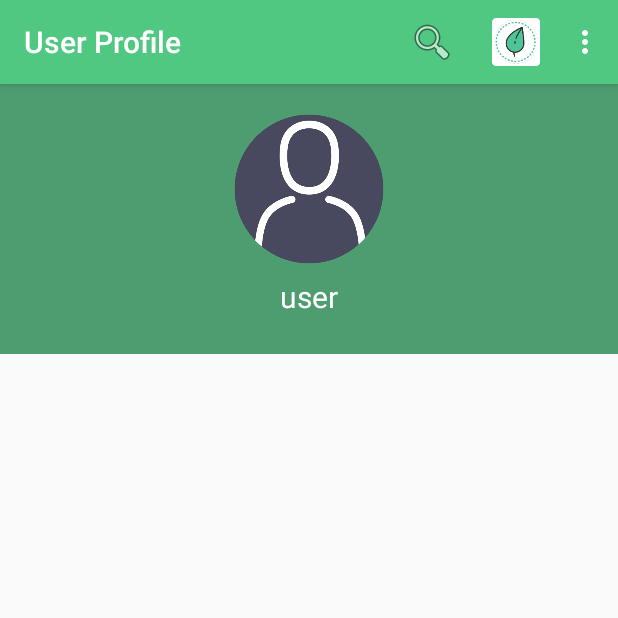
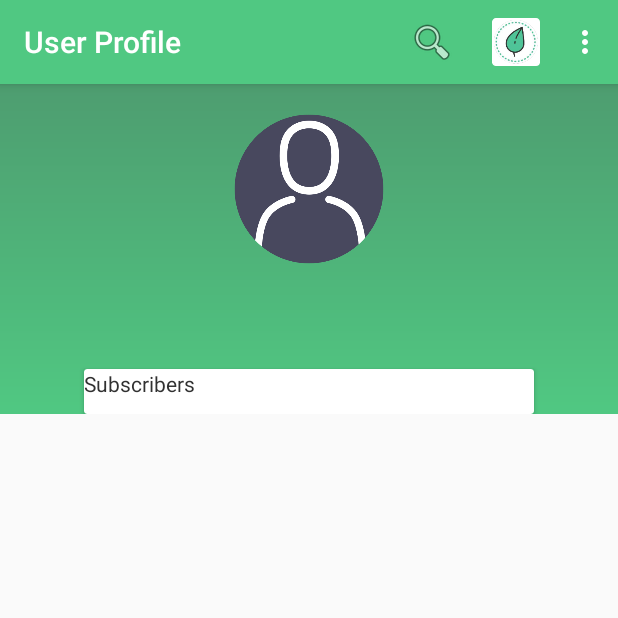
Before and after one commit to andihop/Storyboard, an Android app: the ProfileActivity screen opened directly, with no data from a screen before it, on a phone screen of 412 x 824 dp, the top half of it. Run offline under Robolectric (Android 15) with nearby library versions, the phone set to English and light mode, and no system bars; our stand-ins replace Firebase (no records; nobody signed in at launch, a user with empty details on screens opened directly).

Commit message:
Updating master

```diff
--- a/app/build.gradle
+++ b/app/build.gradle
@@ -25,6 +25,7 @@ dependencies {
     implementation 'com.android.support:appcompat-v7:26.1.0'
     implementation 'com.android.support.constraint:constraint-layout:1.1.3'
     implementation 'com.android.support:design:26.1.0'
+    implementation 'com.android.support:cardview-v7:26.1.0'
     testImplementation 'junit:junit:4.12'
     androidTestImplementation 'com.android.support.test:runner:1.0.2'
     androidTestImplementation 'com.android.support.test.espresso:espresso-core:3.0.2'
--- a/app/src/main/java/com/example/andi/storyboard/user/ProfileActivity.java
+++ b/app/src/main/java/com/example/andi/storyboard/user/ProfileActivity.java
@@ -2,6 +2,7 @@ package com.example.andi.storyboard.user;
 
 import android.os.Bundle;
 import android.support.v7.app.AppCompatActivity;
+import android.support.v7.widget.CardView;
 import android.support.v7.widget.Toolbar;
 import android.view.Menu;
 import android.view.MenuItem;
@@ -13,9 +14,9 @@ import com.google.firebase.auth.FirebaseAuth;
 
 public class ProfileActivity extends AppCompatActivity {
 
-    private TextView author_name;
     private TextView username;
     private ImageView propic;
+    private CardView infoBar;
     private FirebaseAuth auth;
 
     @Override
@@ -29,13 +30,14 @@ public class ProfileActivity extends AppCompatActivity {
         Toolbar toolbar = (Toolbar) findViewById(R.id.toolbar);
         //setSupportActionBar(toolbar);
 
-        author_name = (TextView) findViewById(R.id.author_name);
         username = (TextView) findViewById(R.id.username);
         propic = (ImageView) findViewById(R.id.profilepic);
+        infoBar = (CardView) findViewById(R.id.infoBar);
 
         //Grab the profile user name and set the text
-        author_name.setText(auth.getCurrentUser().getUid());
-
+        username.setText(auth.getCurrentUser().getDisplayName());
+        infoBar.bringToFront();
+        infoBar.requestLayout();
 /*        FirebaseUser user = FirebaseAuth.getInstance().getCurrentUser();
         if (user != null) {
             for (UserInfo profile : user.getProviderData()) {
--- /dev/null
+++ b/app/src/main/res/drawable/profile_bg_header.xml
@@ -0,0 +1,7 @@
+<?xml version="1.0" encoding="utf-8"?>
+<shape xmlns:android="http://schemas.android.com/apk/res/android">
+    <gradient
+        android:startColor="@color/colorPrimary"
+        android:endColor="@color/colorPrimaryDark"
+        android:angle="90" />
+</shape>
--- a/app/src/main/res/layout/activity_profile.xml
+++ b/app/src/main/res/layout/activity_profile.xml
@@ -8,14 +8,14 @@
     tools:context=".user.ProfileActivity">
 
     <RelativeLayout
-        android:background="@color/colorPrimaryDark"
         android:layout_width="match_parent"
-        android:layout_height="180dp">
+        android:layout_height="220dp">
 
         <LinearLayout
+            android:background="@drawable/profile_bg_header"
             android:orientation="vertical"
             android:layout_width="match_parent"
-            android:layout_height="wrap_content">
+            android:layout_height="280dp">
 
             <ImageView
                 android:id="@+id/profilepic"
@@ -26,7 +26,7 @@
                 android:layout_height="100dp" />
 
             <TextView
-                android:id="@+id/author_name"
+                android:id="@+id/username"
                 tools:text="John Smith"
                 android:textSize="20sp"
                 android:textColor="@android:color/white"
@@ -34,16 +34,43 @@
                 android:layout_gravity="center"
                 android:layout_width="wrap_content"
                 android:layout_height="wrap_content" />
+        </LinearLayout>
 
-            <TextView
-                android:id="@+id/username"
-                tools:text="xxX_ProWriter_Xxx"
-                android:textSize="10sp"
-                android:textColor="@android:color/white"
-                android:layout_marginTop="3dp"
-                android:layout_gravity="center"
-                android:layout_width="wrap_content"
-                android:layout_height="wrap_content" />
-        </LinearLayout>
+        <android.support.v7.widget.CardView
+            android:id="@+id/infoBar"
+            android:translateZ="20dp"
+            android:layout_marginTop="190dp"
+            android:layout_centerHorizontal="true"
+            android:backgroundTint="#FFF"
+            android:layout_width="300dp"
+            android:layout_height="80dp">
+
+            <LinearLayout
+                android:orientation="horizontal"
+                android:layout_width="match_parent"
+                android:layout_height="match_parent">
+
+                <LinearLayout
+                    android:orientation="vertical"
+                    android:layout_width="match_parent"
+                    android:layout_height="wrap_content">
+
+                    <TextView
+                        android:text="Subscribers"
+                        android:textColor="#313131"
+                        android:layout_width="wrap_content"
+                        android:layout_height="wrap_content" />
+                    <TextView
+                        tools:text="230"
+                        android:textStyle="bold"
+                        android:textSize="24dp"
+                        android:textColor="#313131"
+                        android:layout_width="wrap_content"
+                        android:layout_height="wrap_content" />
+                </LinearLayout>
+            </LinearLayout>
+
+        </android.support.v7.widget.CardView>
     </RelativeLayout>
+
 </LinearLayout>
```
